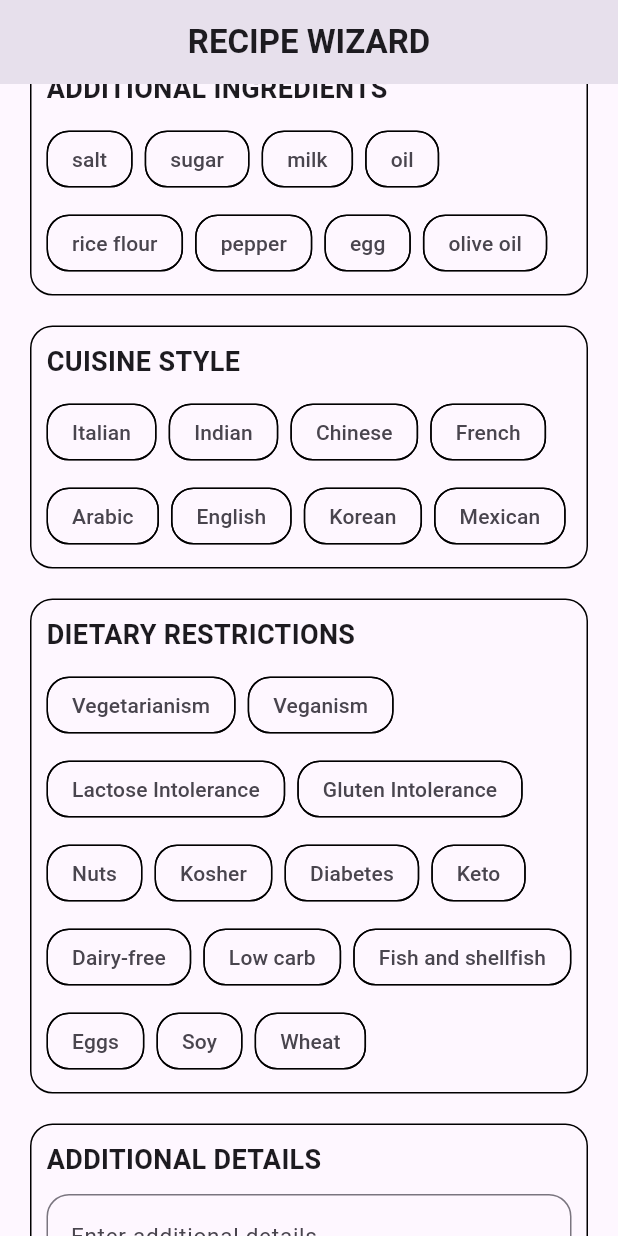
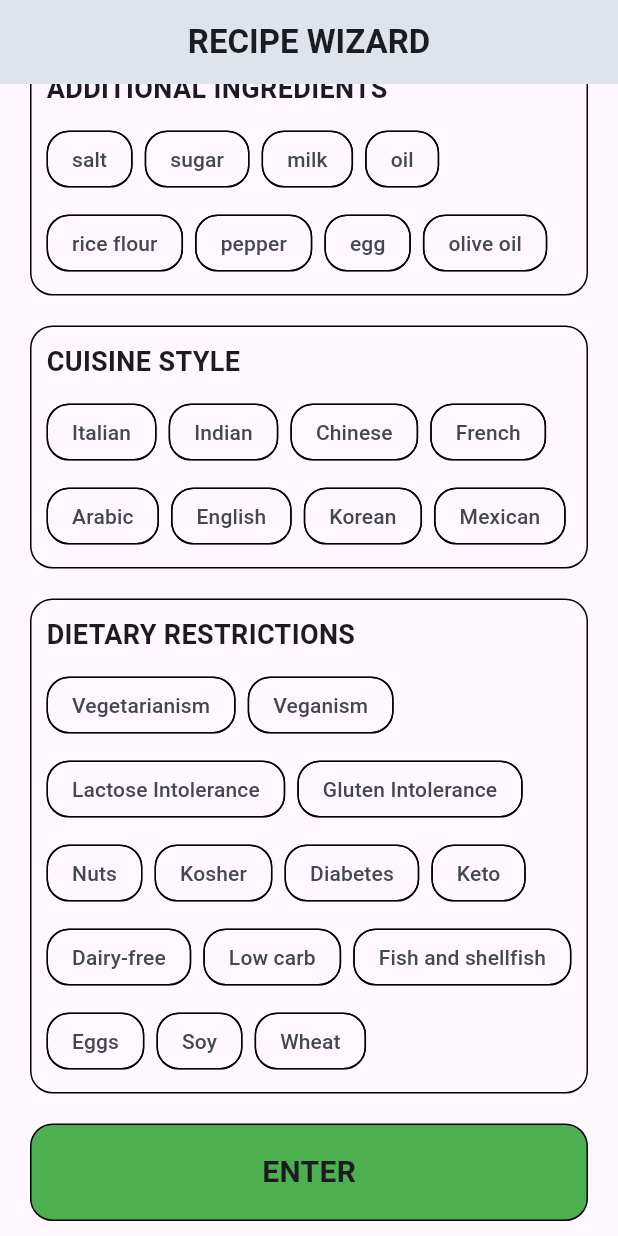
Before and after one commit to george-jose-07/recipe_wizard, a Flutter app: the screen it shows after launch, scrolled down 371 dp, on a phone screen of 412 x 824 dp. Run offline on Flutter 3.47's test engine with Material 3 defaults, Android fonts, the light colour scheme and no system bars; our stand-ins replace google_generative_ai, image_picker.

Commit message:
Initial Commit

```diff
--- a/lib/main.dart
+++ b/lib/main.dart
@@ -1,5 +1,20 @@
 import 'package:flutter/material.dart';
 import 'package:recipe_wizard1/screen/homepage.dart';
+
+var kColorScheme = ColorScheme.fromSeed(
+  seedColor: Colors.blue,
+  primary: Colors.blue.shade900,
+  error: Colors.red.shade400,
+  secondary: Colors.blue.shade300,
+);
+
+var kDarkColorScheme = ColorScheme.fromSeed(
+  brightness: Brightness.dark,
+  seedColor: Colors.blue,
+  primary: Colors.blue.shade700,
+  error: Colors.red.shade400,
+  secondary: Colors.blue.shade400,
+);
 
 void main() async {
   runApp(const MyApp());
@@ -15,10 +30,41 @@ class MyApp extends StatelessWidget {
     return MaterialApp(
       title: 'Flutter Demo',
       debugShowCheckedModeBanner: false,
-      theme: ThemeData(
-        colorScheme: ColorScheme.fromSeed(seedColor: Colors.deepPurple),
-        useMaterial3: true,
+      darkTheme: ThemeData.dark().copyWith(
+        colorScheme: kDarkColorScheme,
+        elevatedButtonTheme: ElevatedButtonThemeData(
+          style: ElevatedButton.styleFrom(
+            backgroundColor: kDarkColorScheme.secondary,
+          ),
+        ),
+        inputDecorationTheme: InputDecorationTheme(
+          border: OutlineInputBorder(
+            borderRadius: BorderRadius.circular(16.5),
+          ),
+          enabledBorder: OutlineInputBorder(
+            borderSide: const BorderSide(),
+            borderRadius: BorderRadius.circular(16.5),
+          ),
+        ),
       ),
+      theme: ThemeData().copyWith(
+        colorScheme: kColorScheme,
+        elevatedButtonTheme: ElevatedButtonThemeData(
+          style: ElevatedButton.styleFrom(
+            backgroundColor: kColorScheme.primaryContainer,
+          ),
+        ),
+        inputDecorationTheme: InputDecorationTheme(
+          border: OutlineInputBorder(
+            borderRadius: BorderRadius.circular(16.5),
+          ),
+          enabledBorder: OutlineInputBorder(
+            borderSide: const BorderSide(),
+            borderRadius: BorderRadius.circular(16.5),
+          ),
+        ),
+      ),
+      themeMode: ThemeMode.system,
       home: const HomePage(),
     );
   }
--- a/lib/screen/homepage.dart
+++ b/lib/screen/homepage.dart
@@ -37,7 +37,6 @@ class _HomePageState extends State<HomePage> {
   String selectedCuisine = '';
   final List<String> _selectedIngredients = [];
   final List<String> _dietaryRestrictions = [];
-  final TextEditingController _additional = TextEditingController();
   String _addition = '';
   final ImagePicker _picker = ImagePicker();
 
@@ -73,7 +72,6 @@ class _HomePageState extends State<HomePage> {
       _loading = true;
       _errorMessage = '';
     });
-    _addition = _additional.text;
     print(_addition);
     final prompt = TextPart(
         """Recommend a recipeResponse for me based on the provided image.
@@ -85,8 +83,6 @@ I'm in the mood for the following types of cuisine: $selectedCuisine
 I have the following dietary restrictions: $_dietaryRestrictions
 
 Optionally also include the following ingredients: $_selectedIngredients
-
-Additionally include the following details: $_addition
 
 after providing the recipeResponse, explain creatively why the recipeResponse is good based on only the ingredients used in the recipeResponse. Tell a short story of a travel experience that inspired the recipeResponse.
 Provide a summary of how many people the recipeResponse will serve and the nutritional information per serving.
@@ -187,6 +183,8 @@ Return the recipeResponse in JSON format only. Do not include any other text."""
 
   @override
   Widget build(BuildContext context) {
+    final isDarkMode =
+        MediaQuery.of(context).platformBrightness == Brightness.dark;
     return Scaffold(
       appBar: AppBar(
         title: Center(
@@ -228,7 +226,11 @@ Return the recipeResponse in JSON format only. Do not include any other text."""
                                     decoration: BoxDecoration(
                                       borderRadius: BorderRadius.circular(15),
                                       color: Colors.transparent,
-                                      border: Border.all(color: Colors.black),
+                                      border: Border.all(
+                                        color: isDarkMode
+                                            ? Colors.white
+                                            : Colors.black,
+                                      ),
                                     ),
                                     width:
                                         MediaQuery.of(context).size.width / 2 -
@@ -255,7 +257,11 @@ Return the recipeResponse in JSON format only. Do not include any other text."""
                                     decoration: BoxDecoration(
                                       borderRadius: BorderRadius.circular(15),
                                       color: Colors.transparent,
-                                      border: Border.all(color: Colors.black),
+                                      border: Border.all(
+                                        color: isDarkMode
+                                            ? Colors.white
+                                            : Colors.black,
+                                      ),
                                     ),
                                     height: 60,
                                     child: Center(
@@ -278,7 +284,9 @@ Return the recipeResponse in JSON format only. Do not include any other text."""
                   decoration: BoxDecoration(
                     borderRadius: BorderRadius.circular(15),
                     color: Colors.transparent,
-                    border: Border.all(color: Colors.black),
+                    border: Border.all(
+                      color: isDarkMode ? Colors.white : Colors.black,
+                    ),
                     image: DecorationImage(
                       image: _image != null
                           ? FileImage(_image!)
@@ -297,7 +305,9 @@ Return the recipeResponse in JSON format only. Do not include any other text."""
                     decoration: BoxDecoration(
                       borderRadius: BorderRadius.circular(15),
                       color: Colors.transparent,
-                      border: Border.all(color: Colors.black),
+                      border: Border.all(
+                        color: isDarkMode ? Colors.white : Colors.black,
+                      ),
                     ),
                     child: Padding(
                       padding: const EdgeInsets.all(10),
@@ -326,7 +336,8 @@ Return the recipeResponse in JSON format only. Do not include any other text."""
                               FilterChip(
                                 label: Text(filter),
                                 side: BorderSide(
-                                  color: Colors.black,
+                                  color:
+                                      isDarkMode ? Colors.white : Colors.black,
                                   style: BorderStyle.solid,
                                 ),
                                 shape: RoundedRectangleBorder(
@@ -336,7 +347,8 @@ Return the recipeResponse in JSON format only. Do not include any other text."""
                                 selectedColor: Colors.green,
                                 elevation: 10,
                                 showCheckmark: true,
-                                checkmarkColor: Colors.black,
+                                checkmarkColor:
+                                    isDarkMode ? Colors.white : Colors.black,
                                 selected: _selectedIngredients.contains(filter),
                                 onSelected: (bool selected) {
                                   setState(() {
@@ -363,7 +375,9 @@ Return the recipeResponse in JSON format only. Do not include any other text."""
                 decoration: BoxDecoration(
                   borderRadius: BorderRadius.circular(15),
                   color: Colors.transparent,
-                  border: Border.all(color: Colors.black),
+                  border: Border.all(
+                    color: isDarkMode ? Colors.white : Colors.black,
+                  ),
                 ),
                 child: Padding(
                   padding: const EdgeInsets.all(10),
@@ -385,13 +399,14 @@ Return the recipeResponse in JSON format only. Do not include any other text."""
                           ChoiceChip(
                             label: Text('Italian'),
                             side: BorderSide(
-                              color: Colors.black,
+                              color: isDarkMode ? Colors.white : Colors.black,
                               style: BorderStyle.solid,
                             ),
                             backgroundColor: Colors.transparent,
                             selectedColor: Colors.green,
                             showCheckmark: true,
-                            checkmarkColor: Colors.black,
+                            checkmarkColor:
+                                isDarkMode ? Colors.white : Colors.black,
                             shape: RoundedRectangleBorder(
                               borderRadius: BorderRadius.circular(15),
                             ),
@@ -405,13 +420,14 @@ Return the recipeResponse in JSON format only. Do not include any other text."""
                           ChoiceChip(
                             label: Text('Indian'),
                             side: BorderSide(
-                              color: Colors.black,
+                              color: isDarkMode ? Colors.white : Colors.black,
                               style: BorderStyle.solid,
                             ),
                             backgroundColor: Colors.transparent,
                             selectedColor: Colors.green,
                             showCheckmark: true,
-                            checkmarkColor: Colors.black,
+                            checkmarkColor:
+                                isDarkMode ? Colors.white : Colors.black,
                             shape: RoundedRectangleBorder(
                               borderRadius: BorderRadius.circular(15),
                             ),
@@ -425,13 +441,14 @@ Return the recipeResponse in JSON format only. Do not include any other text."""
                           ChoiceChip(
                             label: Text('Chinese'),
                             side: BorderSide(
-                              color: Colors.black,
+                              color: isDarkMode ? Colors.white : Colors.black,
                               style: BorderStyle.solid,
                             ),
                             backgroundColor: Colors.transparent,
                             selectedColor: Colors.green,
                             showCheckmark: true,
-                            checkmarkColor: Colors.black,
+                            checkmarkColor:
+                                isDarkMode ? Colors.white : Colors.black,
                             shape: RoundedRectangleBorder(
                               borderRadius: BorderRadius.circular(15),
                             ),
@@ -445,13 +462,14 @@ Return the recipeResponse in JSON format only. Do not include any other text."""
                           ChoiceChip(
                             label: Text('French'),
                             side: BorderSide(
-                              color: Colors.black,
+                              color: isDarkMode ? Colors.white : Colors.black,
                               style: BorderStyle.solid,
                             ),
                             backgroundColor: Colors.transparent,
                             selectedColor: Colors.green,
                             showCheckmark: true,
-                            checkmarkColor: Colors.black,
+                            checkmarkColor:
+                                isDarkMode ? Colors.white : Colors.black,
                             shape: RoundedRectangleBorder(
                               borderRadius: BorderRadius.circular(15),
                             ),
@@ -465,13 +483,14 @@ Return the recipeResponse in JSON format only. Do not include any other text."""
                           ChoiceChip(
                             label: Text('Arabic'),
                             side: BorderSide(
-                              color: Colors.black,
+                              color: isDarkMode ? Colors.white : Colors.black,
                               style: BorderStyle.solid,
                             ),
                             backgroundColor: Colors.transparent,
                             selectedColor: Colors.green,
                             showCheckmark: true,
-                            checkmarkColor: Colors.black,
+                            checkmarkColor:
+                                isDarkMode ? Colors.white : Colors.black,
                             shape: RoundedRectangleBorder(
                               borderRadius: BorderRadius.circular(15),
                             ),
@@ -485,13 +504,14 @@ Return the recipeResponse in JSON format only. Do not include any other text."""
                           ChoiceChip(
                             label: Text('English'),
                             side: BorderSide(
-                              color: Colors.black,
+                              color: isDarkMode ? Colors.white : Colors.black,
                               style: BorderStyle.solid,
                             ),
                             backgroundColor: Colors.transparent,
                             selectedColor: Colors.green,
                             showCheckmark: true,
-                            checkmarkColor: Colors.black,
+                            checkmarkColor:
+                                isDarkMode ? Colors.white : Colors.black,
                             shape: RoundedRectangleBorder(
                               borderRadius: BorderRadius.circular(15),
                             ),
@@ -505,13 +525,14 @@ Return the recipeResponse in JSON format only. Do not include any other text."""
                           ChoiceChip(
                             label: Text('Korean'),
                             side: BorderSide(
-                              color: Colors.black,
+                              color: isDarkMode ? Colors.white : Colors.black,
                               style: BorderStyle.solid,
                             ),
                             backgroundColor: Colors.transparent,
                             selectedColor: Colors.green,
                             showCheckmark: true,
-                            checkmarkColor: Colors.black,
+                            checkmarkColor:
+                                isDarkMode ? Colors.white : Colors.black,
                             shape: RoundedRectangleBorder(
                               borderRadius: BorderRadius.circular(15),
                             ),
@@ -525,13 +546,14 @@ Return the recipeResponse in JSON format only. Do not include any other text."""
                           ChoiceChip(
                             label: Text('Mexican'),
                             side: BorderSide(
-                              color: Colors.black,
+                              color: isDarkMode ? Colors.white : Colors.black,
                               style: BorderStyle.solid,
                             ),
                             backgroundColor: Colors.transparent,
                             selectedColor: Colors.green,
                             showCheckmark: true,
-                            checkmarkColor: Colors.black,
+                            checkmarkColor:
+                                isDarkMode ? Colors.white : Colors.black,
                             shape: RoundedRectangleBorder(
                               borderRadius: BorderRadius.circular(15),
                             ),
@@ -556,7 +578,9 @@ Return the recipeResponse in JSON format only. Do not include any other text."""
                 decoration: BoxDecoration(
                   borderRadius: BorderRadius.circular(15),
                   color: Colors.transparent,
-                  border: Border.all(color: Colors.black),
+                  border: Border.all(
+                    color: isDarkMode ? Colors.white : Colors.black,
+                  ),
                 ),
                 child: Padding(
                   padding: const EdgeInsets.all(10),
@@ -591,7 +615,7 @@ Return the recipeResponse in JSON format only. Do not include any other text."""
                           FilterChip(
                             label: Text(filter),
                             side: BorderSide(
-                              color: Colors.black,
+                              color: isDarkMode ? Colors.white : Colors.black,
                               style: BorderStyle.solid,
                             ),
                             shape: RoundedRectangleBorder(
@@ -600,7 +624,8 @@ Return the recipeResponse in JSON format only. Do not include any other text."""
                             backgroundColor: Colors.transparent,
                             selectedColor: Colors.green,
                             showCheckmark: true,
-                            checkmarkColor: Colors.black,
+                            checkmarkColor:
+                                isDarkMode ? Colors.white : Colors.black,
                             selected: _dietaryRestrictions.contains(filter),
                             onSelected: (bool selected) {
                               setState(() {
@@ -613,44 +638,6 @@ Return the recipeResponse in JSON format only. Do not include any other text."""
                             },
                           ),
                       ]),
-                    ],
-                  ),
-                ),
-              ),
-            ),
-            Padding(
-              padding: const EdgeInsets.symmetric(horizontal: 20, vertical: 10),
-              child: Container(
-                width: MediaQuery.of(context).size.width,
-                decoration: BoxDecoration(
-                  borderRadius: BorderRadius.circular(15),
-                  color: Colors.transparent,
-                  border: Border.all(color: Colors.black),
-                ),
-                child: Padding(
-                  padding:
-                      const EdgeInsets.symmetric(vertical: 10, horizontal: 10),
-                  child: Column(
-                    crossAxisAlignment: CrossAxisAlignment.start,
-                    children: [
-                      Text(
-                        'ADDITIONAL DETAILS',
-                        style: TextStyle(
-                            fontWeight: FontWeight.bold, fontSize: 18),
-                      ),
-                      SizedBox(
-                        height: 10,
-                      ),
-                      TextField(
-                        decoration: InputDecoration(
-                          border: OutlineInputBorder(
-                              borderRadius: BorderRadius.circular(15),
-                              borderSide: BorderSide(color: Colors.black)),
-                          hintText: 'Enter additional details',
-                          hintStyle: TextStyle(fontSize: 15),
-                        ),
-                        controller: _additional,
-                      ),
                     ],
                   ),
                 ),
@@ -673,7 +660,9 @@ Return the recipeResponse in JSON format only. Do not include any other text."""
                   decoration: BoxDecoration(
                     borderRadius: BorderRadius.circular(15),
                     color: Colors.green,
-                    border: Border.all(color: Colors.black),
+                    border: Border.all(
+                      color: isDarkMode ? Colors.white : Colors.black,
+                    ),
                   ),
                   child: Padding(
                     padding: const EdgeInsets.all(15),
--- a/lib/screen/result_page.dart
+++ b/lib/screen/result_page.dart
@@ -13,6 +13,8 @@ class ResultPage extends StatefulWidget {
 class _ResultPageState extends State<ResultPage> {
   @override
   Widget build(BuildContext context) {
+    final isDarkMode =
+        MediaQuery.of(context).platformBrightness == Brightness.dark;
     return Scaffold(
       appBar: AppBar(
         title: Text(
@@ -38,7 +40,9 @@ class _ResultPageState extends State<ResultPage> {
                 decoration: BoxDecoration(
                   borderRadius: BorderRadius.circular(15),
                   color: Colors.transparent,
-                  border: Border.all(color: Colors.black),
+                  border: Border.all(
+                    color: isDarkMode ? Colors.white : Colors.black,
+                  ),
                 ),
                 child: Center(
                   child: Padding(
@@ -59,7 +63,9 @@ class _ResultPageState extends State<ResultPage> {
                 decoration: BoxDecoration(
                   borderRadius: BorderRadius.circular(15),
                   color: Colors.transparent,
-                  border: Border.all(color: Colors.black),
+                  border: Border.all(
+                    color: isDarkMode ? Colors.white : Colors.black,
+                  ),
                 ),
                 child: Column(
                   crossAxisAlignment: CrossAxisAlignment.start,
@@ -91,7 +97,9 @@ class _ResultPageState extends State<ResultPage> {
                     decoration: BoxDecoration(
                       borderRadius: BorderRadius.circular(15),
                       color: Colors.transparent,
-                      border: Border.all(color: Colors.black),
+                      border: Border.all(
+                        color: isDarkMode ? Colors.white : Colors.black,
+                      ),
                     ),
                     height: 60,
                     width: MediaQuery.of(context).size.width / 2 - 30,
@@ -119,7 +127,9 @@ class _ResultPageState extends State<ResultPage> {
                     decoration: BoxDecoration(
                       borderRadius: BorderRadius.circular(15),
                       color: Colors.transparent,
-                      border: Border.all(color: Colors.black),
+                      border: Border.all(
+                        color: isDarkMode ? Colors.white : Colors.black,
+                      ),
                     ),
                     height: 60,
                     width: MediaQuery.of(context).size.width / 2 - 30,
@@ -149,7 +159,9 @@ class _ResultPageState extends State<ResultPage> {
                 decoration: BoxDecoration(
                   borderRadius: BorderRadius.circular(15),
                   color: Colors.transparent,
-                  border: Border.all(color: Colors.black),
+                  border: Border.all(
+                    color: isDarkMode ? Colors.white : Colors.black,
+                  ),
                 ),
                 child: Padding(
                     padding: const EdgeInsets.all(10),
@@ -185,7 +197,9 @@ class _ResultPageState extends State<ResultPage> {
                 decoration: BoxDecoration(
                   borderRadius: BorderRadius.circular(15),
                   color: Colors.transparent,
-                  border: Border.all(color: Colors.black),
+                  border: Border.all(
+                    color: isDarkMode ? Colors.white : Colors.black,
+                  ),
                 ),
                 child: Padding(
                     padding: const EdgeInsets.all(10),
@@ -214,7 +228,9 @@ class _ResultPageState extends State<ResultPage> {
                 decoration: BoxDecoration(
                   borderRadius: BorderRadius.circular(15),
                   color: Colors.transparent,
-                  border: Border.all(color: Colors.black),
+                  border: Border.all(
+                    color: isDarkMode ? Colors.white : Colors.black,
+                  ),
                 ),
                 child: Padding(
                     padding: const EdgeInsets.all(10),
```
Also changed, not shown: pubspec.lock.
